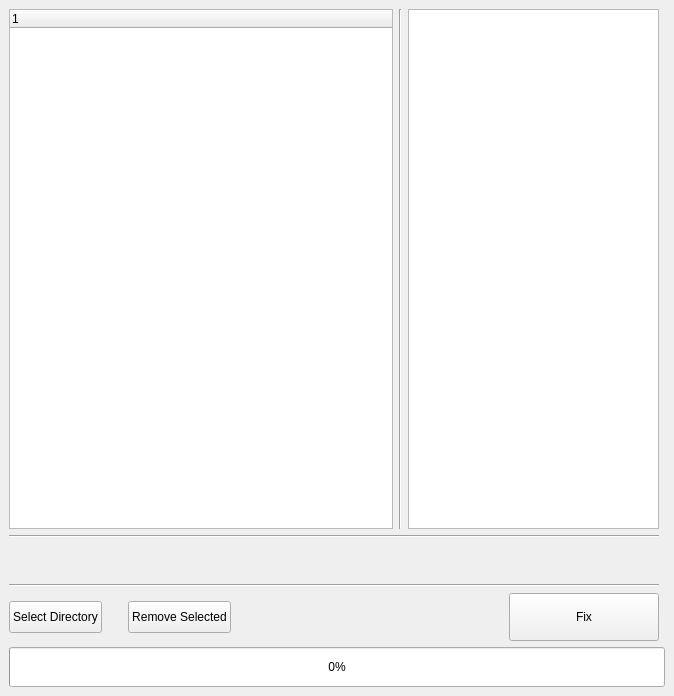
This is txid.ui in Intemporel/FixTXID as Qt 5 draws it before an edit. The edited form follows.
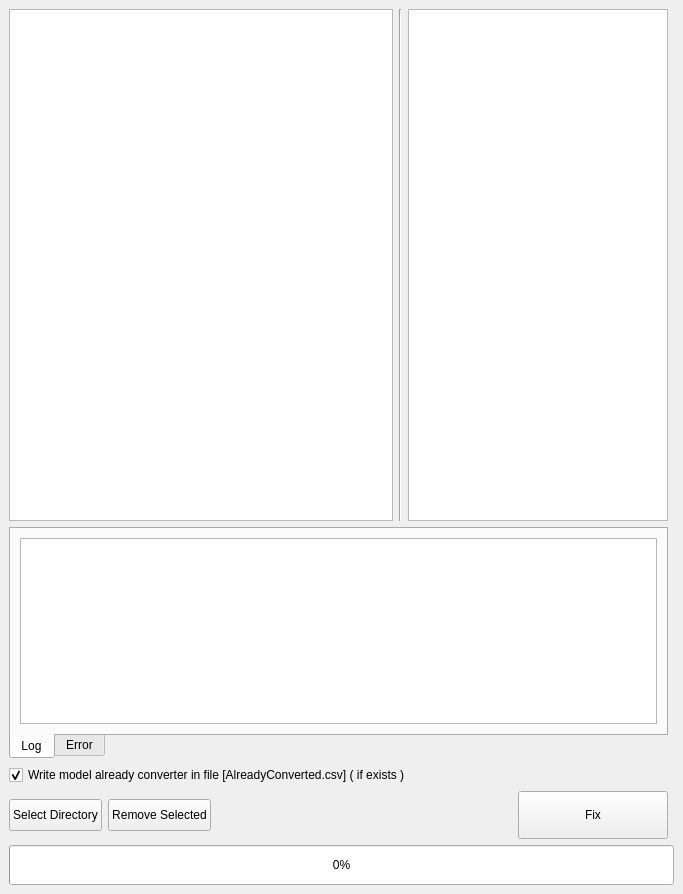
This is the edited form.

Commit message: Update Log/Error output

The edit to the form file:
```diff
--- a/txid.ui
+++ b/txid.ui
@@ -6,8 +6,8 @@
    <rect>
     <x>0</x>
     <y>0</y>
-    <width>674</width>
-    <height>696</height>
+    <width>683</width>
+    <height>894</height>
    </rect>
   </property>
   <property name="windowTitle">
@@ -18,47 +18,7 @@
   </property>
   <widget class="QWidget" name="main">
    <layout class="QGridLayout" name="gridLayout">
-    <item row="9" column="0" colspan="2">
-     <widget class="QProgressBar" name="progress">
-      <property name="minimumSize">
-       <size>
-        <width>0</width>
-        <height>40</height>
-       </size>
-      </property>
-      <property name="value">
-       <number>0</number>
-      </property>
-     </widget>
-    </item>
-    <item row="2" column="0">
-     <layout class="QHBoxLayout" name="horizontalLayout_3">
-      <property name="topMargin">
-       <number>0</number>
-      </property>
-      <item>
-       <widget class="QLabel" name="listfileProgress">
-        <property name="text">
-         <string/>
-        </property>
-       </widget>
-      </item>
-      <item>
-       <widget class="QLabel" name="error">
-        <property name="layoutDirection">
-         <enum>Qt::LeftToRight</enum>
-        </property>
-        <property name="text">
-         <string/>
-        </property>
-        <property name="alignment">
-         <set>Qt::AlignRight|Qt::AlignTrailing|Qt::AlignVCenter</set>
-        </property>
-       </widget>
-      </item>
-     </layout>
-    </item>
-    <item row="5" column="0">
+    <item row="3" column="0">
      <layout class="QHBoxLayout" name="horizontalLayout_5">
       <property name="topMargin">
        <number>0</number>
@@ -76,22 +36,6 @@
         </property>
        </widget>
       </item>
-      <item>
-       <spacer name="horizontalSpacer_3">
-        <property name="orientation">
-         <enum>Qt::Horizontal</enum>
-        </property>
-        <property name="sizeType">
-         <enum>QSizePolicy::Minimum</enum>
-        </property>
-        <property name="sizeHint" stdset="0">
-         <size>
-          <width>20</width>
-          <height>20</height>
-         </size>
-        </property>
-       </spacer>
-      </item>
       <item>
        <widget class="QPushButton" name="removeSel">
         <property name="minimumSize">
@@ -118,6 +62,19 @@
         </property>
        </spacer>
       </item>
+      <item>
+       <widget class="QLabel" name="fileFixed">
+        <property name="layoutDirection">
+         <enum>Qt::LeftToRight</enum>
+        </property>
+        <property name="text">
+         <string/>
+        </property>
+        <property name="alignment">
+         <set>Qt::AlignRight|Qt::AlignTrailing|Qt::AlignVCenter</set>
+        </property>
+       </widget>
+      </item>
       <item>
        <widget class="QPushButton" name="fix">
         <property name="enabled">
@@ -136,6 +93,52 @@
       </item>
      </layout>
     </item>
+    <item row="7" column="0" colspan="2">
+     <widget class="QProgressBar" name="progress">
+      <property name="minimumSize">
+       <size>
+        <width>0</width>
+        <height>40</height>
+       </size>
+      </property>
+      <property name="value">
+       <number>0</number>
+      </property>
+     </widget>
+    </item>
+    <item row="1" column="0">
+     <widget class="QTabWidget" name="output">
+      <property name="tabPosition">
+       <enum>QTabWidget::South</enum>
+      </property>
+      <property name="tabShape">
+       <enum>QTabWidget::Rounded</enum>
+      </property>
+      <property name="currentIndex">
+       <number>0</number>
+      </property>
+      <widget class="QWidget" name="tabLog">
+       <attribute name="title">
+        <string>Log</string>
+       </attribute>
+       <layout class="QHBoxLayout" name="horizontalLayout_6">
+        <item>
+         <widget class="QTextBrowser" name="logBrowser"/>
+        </item>
+       </layout>
+      </widget>
+      <widget class="QWidget" name="tabError">
+       <attribute name="title">
+        <string>Error</string>
+       </attribute>
+       <layout class="QHBoxLayout" name="horizontalLayout_7">
+        <item>
+         <widget class="QTextBrowser" name="errorBrowser"/>
+        </item>
+       </layout>
+      </widget>
+     </widget>
+    </item>
     <item row="0" column="0">
      <layout class="QHBoxLayout" name="horizontalLayout_2">
       <property name="topMargin">
@@ -161,7 +164,7 @@
            <enum>QAbstractItemView::ExtendedSelection</enum>
           </property>
           <attribute name="headerVisible">
-           <bool>true</bool>
+           <bool>false</bool>
           </attribute>
           <column>
            <property name="text">
@@ -197,44 +200,13 @@
       </item>
      </layout>
     </item>
-    <item row="3" column="0">
-     <layout class="QHBoxLayout" name="horizontalLayout">
-      <property name="topMargin">
-       <number>0</number>
+    <item row="2" column="0">
+     <widget class="QCheckBox" name="alreadyConnected">
+      <property name="text">
+       <string>Write model already converter in file [AlreadyConverted.csv] ( if exists )</string>
       </property>
-      <item>
-       <widget class="QLabel" name="fileName">
-        <property name="text">
-         <string/>
-        </property>
-       </widget>
-      </item>
-      <item>
-       <widget class="QLabel" name="fileFixed">
-        <property name="layoutDirection">
-         <enum>Qt::LeftToRight</enum>
-        </property>
-        <property name="text">
-         <string/>
-        </property>
-        <property name="alignment">
-         <set>Qt::AlignRight|Qt::AlignTrailing|Qt::AlignVCenter</set>
-        </property>
-       </widget>
-      </item>
-     </layout>
-    </item>
-    <item row="1" column="0">
-     <widget class="Line" name="line">
-      <property name="orientation">
-       <enum>Qt::Horizontal</enum>
-      </property>
-     </widget>
-    </item>
-    <item row="4" column="0">
-     <widget class="Line" name="line_2">
-      <property name="orientation">
-       <enum>Qt::Horizontal</enum>
+      <property name="checked">
+       <bool>true</bool>
       </property>
      </widget>
     </item>
```
The commit also changes 5 other files.
